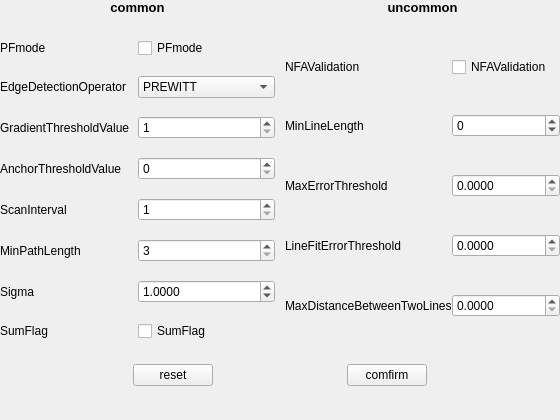
crazyBeliever-He/LOWPOLY, file src/ui/edge_drawing_dialog.ui: the form before one commit.
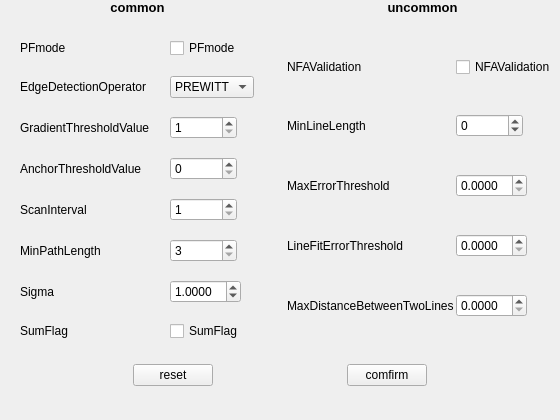
The form after the commit.

Patch:
```diff
--- a/src/ui/edge_drawing_dialog.ui
+++ b/src/ui/edge_drawing_dialog.ui
@@ -58,6 +58,12 @@
       </property>
       <item row="3" column="0">
        <widget class="QLabel" name="label_MaxErrorThreshold">
+        <property name="sizePolicy">
+         <sizepolicy hsizetype="Fixed" vsizetype="Preferred">
+          <horstretch>0</horstretch>
+          <verstretch>0</verstretch>
+         </sizepolicy>
+        </property>
         <property name="text">
          <string>MaxErrorThreshold</string>
         </property>
@@ -65,6 +71,12 @@
       </item>
       <item row="2" column="0">
        <widget class="QLabel" name="label_MinLineLength">
+        <property name="sizePolicy">
+         <sizepolicy hsizetype="Fixed" vsizetype="Preferred">
+          <horstretch>0</horstretch>
+          <verstretch>0</verstretch>
+         </sizepolicy>
+        </property>
         <property name="text">
          <string>MinLineLength</string>
         </property>
@@ -72,6 +84,12 @@
       </item>
       <item row="4" column="1">
        <widget class="QDoubleSpinBox" name="LineFitErrorThreshold">
+        <property name="sizePolicy">
+         <sizepolicy hsizetype="Fixed" vsizetype="Fixed">
+          <horstretch>0</horstretch>
+          <verstretch>0</verstretch>
+         </sizepolicy>
+        </property>
         <property name="decimals">
          <number>4</number>
         </property>
@@ -85,6 +103,12 @@
       </item>
       <item row="1" column="1">
        <widget class="QCheckBox" name="NFAValidation">
+        <property name="sizePolicy">
+         <sizepolicy hsizetype="Fixed" vsizetype="Fixed">
+          <horstretch>0</horstretch>
+          <verstretch>0</verstretch>
+         </sizepolicy>
+        </property>
         <property name="text">
          <string>NFAValidation</string>
         </property>
@@ -92,6 +116,12 @@
       </item>
       <item row="1" column="0">
        <widget class="QLabel" name="label_NFAValidation">
+        <property name="sizePolicy">
+         <sizepolicy hsizetype="Fixed" vsizetype="Preferred">
+          <horstretch>0</horstretch>
+          <verstretch>0</verstretch>
+         </sizepolicy>
+        </property>
         <property name="text">
          <string>NFAValidation</string>
         </property>
@@ -99,6 +129,12 @@
       </item>
       <item row="2" column="1">
        <widget class="QSpinBox" name="MinLineLength">
+        <property name="sizePolicy">
+         <sizepolicy hsizetype="Fixed" vsizetype="Fixed">
+          <horstretch>0</horstretch>
+          <verstretch>0</verstretch>
+         </sizepolicy>
+        </property>
         <property name="minimum">
          <number>-1</number>
         </property>
@@ -109,6 +145,12 @@
       </item>
       <item row="4" column="0">
        <widget class="QLabel" name="label_LineFitErrorThreshold">
+        <property name="sizePolicy">
+         <sizepolicy hsizetype="Fixed" vsizetype="Preferred">
+          <horstretch>0</horstretch>
+          <verstretch>0</verstretch>
+         </sizepolicy>
+        </property>
         <property name="text">
          <string>LineFitErrorThreshold</string>
         </property>
@@ -116,6 +158,12 @@
       </item>
       <item row="5" column="1">
        <widget class="QDoubleSpinBox" name="MaxDistanceBetweenTwoLines">
+        <property name="sizePolicy">
+         <sizepolicy hsizetype="Fixed" vsizetype="Fixed">
+          <horstretch>0</horstretch>
+          <verstretch>0</verstretch>
+         </sizepolicy>
+        </property>
         <property name="decimals">
          <number>4</number>
         </property>
@@ -129,6 +177,12 @@
       </item>
       <item row="5" column="0">
        <widget class="QLabel" name="label_MaxDistanceBetweenTwoLines">
+        <property name="sizePolicy">
+         <sizepolicy hsizetype="Fixed" vsizetype="Preferred">
+          <horstretch>0</horstretch>
+          <verstretch>0</verstretch>
+         </sizepolicy>
+        </property>
         <property name="text">
          <string>MaxDistanceBetweenTwoLines</string>
         </property>
@@ -136,6 +190,12 @@
       </item>
       <item row="3" column="1">
        <widget class="QDoubleSpinBox" name="MaxErrorThreshold">
+        <property name="sizePolicy">
+         <sizepolicy hsizetype="Fixed" vsizetype="Fixed">
+          <horstretch>0</horstretch>
+          <verstretch>0</verstretch>
+         </sizepolicy>
+        </property>
         <property name="decimals">
          <number>4</number>
         </property>
@@ -294,6 +354,12 @@
       </property>
       <item row="3" column="0">
        <widget class="QLabel" name="label_AnchorThresholdValue">
+        <property name="sizePolicy">
+         <sizepolicy hsizetype="Fixed" vsizetype="Preferred">
+          <horstretch>0</horstretch>
+          <verstretch>0</verstretch>
+         </sizepolicy>
+        </property>
         <property name="text">
          <string>AnchorThresholdValue</string>
         </property>
@@ -301,6 +367,12 @@
       </item>
       <item row="3" column="1">
        <widget class="QSpinBox" name="AnchorThresholdValue">
+        <property name="sizePolicy">
+         <sizepolicy hsizetype="Fixed" vsizetype="Fixed">
+          <horstretch>0</horstretch>
+          <verstretch>0</verstretch>
+         </sizepolicy>
+        </property>
         <property name="maximum">
          <number>2147483647</number>
         </property>
@@ -308,6 +380,12 @@
       </item>
       <item row="6" column="1">
        <widget class="QDoubleSpinBox" name="Sigma">
+        <property name="sizePolicy">
+         <sizepolicy hsizetype="Fixed" vsizetype="Fixed">
+          <horstretch>0</horstretch>
+          <verstretch>0</verstretch>
+         </sizepolicy>
+        </property>
         <property name="decimals">
          <number>4</number>
         </property>
@@ -324,6 +402,12 @@
       </item>
       <item row="5" column="1">
        <widget class="QSpinBox" name="MinPathLength">
+        <property name="sizePolicy">
+         <sizepolicy hsizetype="Fixed" vsizetype="Fixed">
+          <horstretch>0</horstretch>
+          <verstretch>0</verstretch>
+         </sizepolicy>
+        </property>
         <property name="minimum">
          <number>3</number>
         </property>
@@ -334,6 +418,12 @@
       </item>
       <item row="7" column="0">
        <widget class="QLabel" name="label_SumFlag">
+        <property name="sizePolicy">
+         <sizepolicy hsizetype="Fixed" vsizetype="Preferred">
+          <horstretch>0</horstretch>
+          <verstretch>0</verstretch>
+         </sizepolicy>
+        </property>
         <property name="text">
          <string>SumFlag</string>
         </property>
@@ -341,6 +431,12 @@
       </item>
       <item row="6" column="0">
        <widget class="QLabel" name="label_Sigma">
+        <property name="sizePolicy">
+         <sizepolicy hsizetype="Fixed" vsizetype="Preferred">
+          <horstretch>0</horstretch>
+          <verstretch>0</verstretch>
+         </sizepolicy>
+        </property>
         <property name="text">
          <string>Sigma</string>
         </property>
@@ -348,6 +444,12 @@
       </item>
       <item row="1" column="0">
        <widget class="QLabel" name="label_EdgeDetectionOperator">
+        <property name="sizePolicy">
+         <sizepolicy hsizetype="Fixed" vsizetype="Preferred">
+          <horstretch>0</horstretch>
+          <verstretch>0</verstretch>
+         </sizepolicy>
+        </property>
         <property name="text">
          <string>EdgeDetectionOperator</string>
         </property>
@@ -355,6 +457,12 @@
       </item>
       <item row="7" column="1">
        <widget class="QCheckBox" name="SumFlag">
+        <property name="sizePolicy">
+         <sizepolicy hsizetype="Fixed" vsizetype="Fixed">
+          <horstretch>0</horstretch>
+          <verstretch>0</verstretch>
+         </sizepolicy>
+        </property>
         <property name="text">
          <string>SumFlag</string>
         </property>
@@ -362,6 +470,12 @@
       </item>
       <item row="4" column="0">
        <widget class="QLabel" name="label_ScanInterval">
+        <property name="sizePolicy">
+         <sizepolicy hsizetype="Fixed" vsizetype="Preferred">
+          <horstretch>0</horstretch>
+          <verstretch>0</verstretch>
+         </sizepolicy>
+        </property>
         <property name="text">
          <string>ScanInterval</string>
         </property>
@@ -369,6 +483,12 @@
       </item>
       <item row="0" column="1">
        <widget class="QCheckBox" name="PFmode">
+        <property name="sizePolicy">
+         <sizepolicy hsizetype="Fixed" vsizetype="Fixed">
+          <horstretch>0</horstretch>
+          <verstretch>0</verstretch>
+         </sizepolicy>
+        </property>
         <property name="text">
          <string>PFmode</string>
         </property>
@@ -376,6 +496,12 @@
       </item>
       <item row="0" column="0">
        <widget class="QLabel" name="label_PFmode">
+        <property name="sizePolicy">
+         <sizepolicy hsizetype="Fixed" vsizetype="Preferred">
+          <horstretch>0</horstretch>
+          <verstretch>0</verstretch>
+         </sizepolicy>
+        </property>
         <property name="text">
          <string>PFmode</string>
         </property>
@@ -383,6 +509,12 @@
       </item>
       <item row="1" column="1">
        <widget class="QComboBox" name="EdgeDetectionOperator">
+        <property name="sizePolicy">
+         <sizepolicy hsizetype="Fixed" vsizetype="Fixed">
+          <horstretch>0</horstretch>
+          <verstretch>0</verstretch>
+         </sizepolicy>
+        </property>
         <item>
          <property name="text">
           <string>PREWITT</string>
@@ -407,6 +539,12 @@
       </item>
       <item row="5" column="0">
        <widget class="QLabel" name="label_MinPathLength">
+        <property name="sizePolicy">
+         <sizepolicy hsizetype="Fixed" vsizetype="Preferred">
+          <horstretch>0</horstretch>
+          <verstretch>0</verstretch>
+         </sizepolicy>
+        </property>
         <property name="text">
          <string>MinPathLength</string>
         </property>
@@ -414,6 +552,12 @@
       </item>
       <item row="2" column="1">
        <widget class="QSpinBox" name="GradientThresholdValue">
+        <property name="sizePolicy">
+         <sizepolicy hsizetype="Fixed" vsizetype="Fixed">
+          <horstretch>0</horstretch>
+          <verstretch>0</verstretch>
+         </sizepolicy>
+        </property>
         <property name="minimum">
          <number>1</number>
         </property>
@@ -424,6 +568,12 @@
       </item>
       <item row="4" column="1">
        <widget class="QSpinBox" name="ScanInterval">
+        <property name="sizePolicy">
+         <sizepolicy hsizetype="Fixed" vsizetype="Fixed">
+          <horstretch>0</horstretch>
+          <verstretch>0</verstretch>
+         </sizepolicy>
+        </property>
         <property name="minimum">
          <number>1</number>
         </property>
@@ -434,6 +584,12 @@
       </item>
       <item row="2" column="0">
        <widget class="QLabel" name="label_GradientThresholdValue">
+        <property name="sizePolicy">
+         <sizepolicy hsizetype="Fixed" vsizetype="Preferred">
+          <horstretch>0</horstretch>
+          <verstretch>0</verstretch>
+         </sizepolicy>
+        </property>
         <property name="text">
          <string>GradientThresholdValue</string>
         </property>
```
